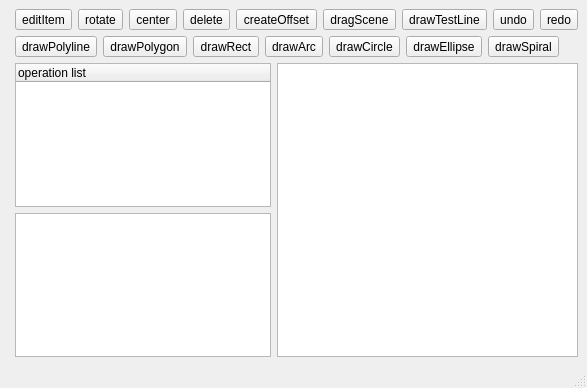
Qt form src/mainwindow.ui (joey674/LaserCAD_QT) before a commit.
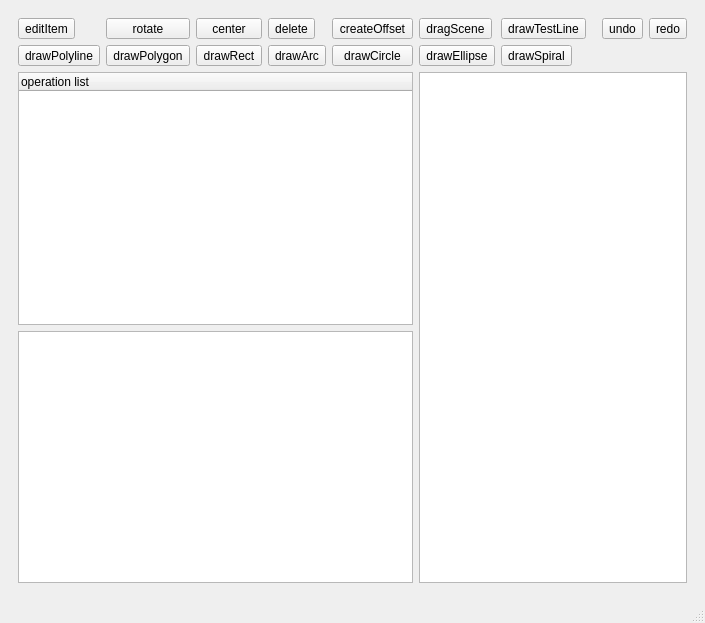
The same form after that commit. Custom widgets are drawn as their Qt base class.

What changed in the file:
```diff
--- a/src/mainwindow.ui
+++ b/src/mainwindow.ui
@@ -6,10 +6,16 @@
    <rect>
     <x>0</x>
     <y>0</y>
-    <width>556</width>
-    <height>388</height>
+    <width>705</width>
+    <height>623</height>
    </rect>
   </property>
+  <property name="sizePolicy">
+   <sizepolicy hsizetype="Expanding" vsizetype="Expanding">
+    <horstretch>0</horstretch>
+    <verstretch>0</verstretch>
+   </sizepolicy>
+  </property>
   <property name="windowTitle">
    <string>LaserCAD</string>
   </property>
@@ -20,10 +26,40 @@
    <bool>true</bool>
   </property>
   <widget class="QWidget" name="centralwidget">
-   <layout class="QFormLayout" name="formLayout">
-    <item row="0" column="1">
-     <layout class="QHBoxLayout" name="editToolLayout">
+   <property name="sizePolicy">
+    <sizepolicy hsizetype="Expanding" vsizetype="Expanding">
+     <horstretch>0</horstretch>
+     <verstretch>0</verstretch>
+    </sizepolicy>
+   </property>
+   <property name="autoFillBackground">
+    <bool>true</bool>
+   </property>
+   <layout class="QVBoxLayout" name="verticalLayout_2">
       <item>
+     <widget class="QWidget" name="gridWidget" native="true">
+      <layout class="QGridLayout" name="gridLayout_2">
+       <item row="1" column="3">
+        <widget class="QToolButton" name="drawArcButton">
+         <property name="text">
+          <string>drawArc</string>
+         </property>
+         <property name="checkable">
+          <bool>true</bool>
+         </property>
+         <property name="autoExclusive">
+          <bool>true</bool>
+         </property>
+        </widget>
+       </item>
+       <item row="0" column="8">
+        <widget class="QToolButton" name="undoButton">
+         <property name="text">
+          <string>undo</string>
+         </property>
+        </widget>
+       </item>
+       <item row="0" column="0">
        <widget class="QToolButton" name="editButton">
         <property name="toolTip">
          <string>&lt;html&gt;&lt;head/&gt;&lt;body&gt;&lt;p&gt;&lt;span style=&quot; font-weight:700;&quot;&gt;指针工具&lt;/span&gt;&lt;/p&gt;&lt;p&gt;可以选中对象进行操作；&lt;/p&gt;&lt;p&gt;当使用其他绘制工具时，双击右键可切换&lt;/p&gt;&lt;/body&gt;&lt;/html&gt;</string>
@@ -42,53 +78,23 @@
         </property>
        </widget>
       </item>
-      <item>
-       <widget class="QToolButton" name="rotateButton">
-        <property name="sizePolicy">
-         <sizepolicy hsizetype="Preferred" vsizetype="Fixed">
-          <horstretch>0</horstretch>
-          <verstretch>0</verstretch>
-         </sizepolicy>
+       <item row="1" column="1">
+        <widget class="QToolButton" name="drawPolygonButton">
+         <property name="toolTipDuration">
+          <number>0</number>
         </property>
         <property name="text">
-         <string>rotate</string>
+          <string>drawPolygon</string>
         </property>
         <property name="checkable">
-         <bool>false</bool>
-        </property>
-       </widget>
-      </item>
-      <item>
-       <widget class="QToolButton" name="centerButton">
-        <property name="sizePolicy">
-         <sizepolicy hsizetype="Preferred" vsizetype="Fixed">
-          <horstretch>0</horstretch>
-          <verstretch>0</verstretch>
-         </sizepolicy>
-        </property>
-        <property name="text">
-         <string>center</string>
-        </property>
-        <property name="checkable">
-         <bool>false</bool>
-        </property>
-       </widget>
-      </item>
-      <item>
-       <widget class="QToolButton" name="deleteButton">
-        <property name="text">
-         <string>delete</string>
-        </property>
-       </widget>
-      </item>
-      <item>
-       <widget class="QToolButton" name="createOffsetButton">
-        <property name="text">
-         <string>createOffset</string>
-        </property>
-       </widget>
-      </item>
-      <item>
+          <bool>true</bool>
+         </property>
+         <property name="autoExclusive">
+          <bool>true</bool>
+         </property>
+        </widget>
+       </item>
+       <item row="0" column="5">
        <widget class="QToolButton" name="dragSceneButton">
         <property name="text">
          <string>dragScene</string>
@@ -104,93 +110,14 @@
         </property>
        </widget>
       </item>
-      <item>
-       <widget class="QToolButton" name="drawTestLineButton">
+       <item row="0" column="4">
+        <widget class="QToolButton" name="createOffsetButton">
         <property name="text">
-         <string>drawTestLine</string>
-        </property>
-        <property name="checkable">
-         <bool>true</bool>
-        </property>
-        <property name="autoExclusive">
-         <bool>true</bool>
-        </property>
-       </widget>
-      </item>
-      <item>
-       <spacer name="horizontalSpacer_2">
-        <property name="orientation">
-         <enum>Qt::Orientation::Horizontal</enum>
-        </property>
-        <property name="sizeHint" stdset="0">
-         <size>
-          <width>40</width>
-          <height>20</height>
-         </size>
-        </property>
-       </spacer>
-      </item>
-      <item>
-       <widget class="QToolButton" name="undoButton">
-        <property name="text">
-         <string>undo</string>
-        </property>
-       </widget>
-      </item>
-      <item>
-       <widget class="QToolButton" name="redoButton">
-        <property name="text">
-         <string>redo</string>
-        </property>
-       </widget>
-      </item>
-      <item>
-       <spacer name="horizontalSpacer_3">
-        <property name="orientation">
-         <enum>Qt::Orientation::Horizontal</enum>
-        </property>
-        <property name="sizeHint" stdset="0">
-         <size>
-          <width>40</width>
-          <height>20</height>
-         </size>
-        </property>
-       </spacer>
-      </item>
-     </layout>
-    </item>
-    <item row="1" column="1">
-     <layout class="QHBoxLayout" name="drawToolLayout">
-      <item>
-       <widget class="QToolButton" name="drawPolylineButton">
-        <property name="text">
-         <string>drawPolyline</string>
-        </property>
-        <property name="checkable">
-         <bool>true</bool>
-        </property>
-        <property name="autoExclusive">
-         <bool>false</bool>
-        </property>
-       </widget>
-      </item>
-      <item>
-       <widget class="QToolButton" name="drawPolygonButton">
-        <property name="toolTipDuration">
-         <number>0</number>
-        </property>
-        <property name="text">
-         <string>drawPolygon</string>
-        </property>
-        <property name="checkable">
-         <bool>true</bool>
-        </property>
-        <property name="autoExclusive">
-         <bool>true</bool>
-        </property>
-       </widget>
-      </item>
-      <item>
+          <string>createOffset</string>
+         </property>
+        </widget>
+       </item>
+       <item row="1" column="2">
        <widget class="QToolButton" name="drawRectButton">
         <property name="toolTipDuration">
          <number>0</number>
@@ -209,21 +136,8 @@
         </property>
        </widget>
       </item>
-      <item>
-       <widget class="QToolButton" name="drawArcButton">
-        <property name="text">
-         <string>drawArc</string>
-        </property>
-        <property name="checkable">
-         <bool>true</bool>
-        </property>
-        <property name="autoExclusive">
-         <bool>true</bool>
-        </property>
-       </widget>
-      </item>
-      <item>
-       <widget class="QToolButton" name="drawCircleButton">
+       <item row="0" column="1">
+        <widget class="QToolButton" name="rotateButton">
         <property name="sizePolicy">
          <sizepolicy hsizetype="Preferred" vsizetype="Fixed">
           <horstretch>0</horstretch>
@@ -234,33 +148,30 @@
          <number>0</number>
         </property>
         <property name="text">
-         <string>drawCircle</string>
+          <string>rotate</string>
         </property>
         <property name="checkable">
-         <bool>true</bool>
-        </property>
-        <property name="autoExclusive">
-         <bool>true</bool>
-        </property>
-       </widget>
-      </item>
-      <item>
-       <widget class="QToolButton" name="drawEllipseButton">
-        <property name="toolTipDuration">
-         <number>0</number>
+          <bool>false</bool>
+         </property>
+        </widget>
+       </item>
+       <item row="0" column="2">
+        <widget class="QToolButton" name="centerButton">
+         <property name="sizePolicy">
+          <sizepolicy hsizetype="Preferred" vsizetype="Fixed">
+           <horstretch>0</horstretch>
+           <verstretch>0</verstretch>
+          </sizepolicy>
         </property>
         <property name="text">
-         <string>drawEllipse</string>
+          <string>center</string>
         </property>
         <property name="checkable">
-         <bool>true</bool>
-        </property>
-        <property name="autoExclusive">
-         <bool>true</bool>
-        </property>
-       </widget>
-      </item>
-      <item>
+          <bool>false</bool>
+         </property>
+        </widget>
+       </item>
+       <item row="1" column="6">
        <widget class="QToolButton" name="drawSpiralButton">
         <property name="toolTipDuration">
          <number>0</number>
@@ -276,14 +187,54 @@
         </property>
        </widget>
       </item>
-      <item>
-       <spacer name="horizontalSpacer">
+       <item row="0" column="9">
+        <widget class="QToolButton" name="redoButton">
+         <property name="text">
+          <string>redo</string>
+         </property>
+        </widget>
+       </item>
+       <item row="0" column="3">
+        <widget class="QToolButton" name="deleteButton">
+         <property name="text">
+          <string>delete</string>
+         </property>
+        </widget>
+       </item>
+       <item row="1" column="5">
+        <widget class="QToolButton" name="drawEllipseButton">
+         <property name="toolTipDuration">
+          <number>0</number>
+         </property>
+         <property name="text">
+          <string>drawEllipse</string>
+         </property>
+         <property name="checkable">
+          <bool>true</bool>
+         </property>
+         <property name="autoExclusive">
+          <bool>true</bool>
+         </property>
+        </widget>
+       </item>
+       <item row="0" column="6">
+        <widget class="QToolButton" name="drawTestLineButton">
+         <property name="text">
+          <string>drawTestLine</string>
+         </property>
+         <property name="checkable">
+          <bool>true</bool>
+         </property>
+         <property name="autoExclusive">
+          <bool>true</bool>
+         </property>
+        </widget>
+       </item>
+       <item row="0" column="7">
+        <spacer name="horizontalSpacer_2">
         <property name="orientation">
          <enum>Qt::Orientation::Horizontal</enum>
         </property>
-        <property name="sizeType">
-         <enum>QSizePolicy::Policy::Expanding</enum>
-        </property>
         <property name="sizeHint" stdset="0">
          <size>
           <width>40</width>
@@ -292,48 +243,42 @@
         </property>
        </spacer>
       </item>
-     </layout>
-    </item>
-    <item row="2" column="1">
-     <layout class="QHBoxLayout" name="mainLayout">
-      <item>
-       <layout class="QVBoxLayout" name="controlLayout">
-        <item>
-         <widget class="ItemTreeWidget" name="itemTreeWidget">
+       <item row="1" column="4">
+        <widget class="QToolButton" name="drawCircleButton">
           <property name="sizePolicy">
-           <sizepolicy hsizetype="Preferred" vsizetype="Preferred">
+          <sizepolicy hsizetype="Preferred" vsizetype="Fixed">
             <horstretch>0</horstretch>
             <verstretch>0</verstretch>
            </sizepolicy>
           </property>
-          <property name="dragEnabled">
-           <bool>true</bool>
-          </property>
-          <property name="dragDropMode">
-           <enum>QAbstractItemView::DragDropMode::InternalMove</enum>
-          </property>
-          <column>
+         <property name="toolTipDuration">
+          <number>0</number>
+         </property>
            <property name="text">
-            <string notr="true">operation list</string>
-           </property>
-          </column>
-         </widget>
-        </item>
-        <item>
-         <widget class="QTableWidget" name="propertyTableWidget">
-          <property name="sizePolicy">
-           <sizepolicy hsizetype="Preferred" vsizetype="Preferred">
-            <horstretch>0</horstretch>
-            <verstretch>0</verstretch>
-           </sizepolicy>
-          </property>
-         </widget>
-        </item>
-       </layout>
-      </item>
-      <item>
-       <layout class="QVBoxLayout" name="graphicsViewLayout">
-        <item>
+          <string>drawCircle</string>
+         </property>
+         <property name="checkable">
+          <bool>true</bool>
+         </property>
+         <property name="autoExclusive">
+          <bool>true</bool>
+         </property>
+        </widget>
+       </item>
+       <item row="1" column="0">
+        <widget class="QToolButton" name="drawPolylineButton">
+         <property name="text">
+          <string>drawPolyline</string>
+         </property>
+         <property name="checkable">
+          <bool>true</bool>
+         </property>
+         <property name="autoExclusive">
+          <bool>false</bool>
+         </property>
+        </widget>
+       </item>
+       <item row="2" column="5" rowspan="2" colspan="5">
          <widget class="GraphicsView" name="graphicsView">
           <property name="cursor" stdset="0">
            <cursorShape>CrossCursor</cursorShape>
@@ -355,12 +300,39 @@
           </property>
          </widget>
         </item>
-        <item>
-         <layout class="QHBoxLayout" name="layerButtonLayout"/>
-        </item>
-       </layout>
-      </item>
-     </layout>
+       <item row="2" column="0" colspan="5">
+        <widget class="ItemTreeWidget" name="itemTreeWidget">
+         <property name="sizePolicy">
+          <sizepolicy hsizetype="Preferred" vsizetype="Preferred">
+           <horstretch>0</horstretch>
+           <verstretch>0</verstretch>
+          </sizepolicy>
+         </property>
+         <property name="dragEnabled">
+          <bool>true</bool>
+         </property>
+         <property name="dragDropMode">
+          <enum>QAbstractItemView::DragDropMode::InternalMove</enum>
+         </property>
+         <column>
+          <property name="text">
+           <string notr="true">operation list</string>
+          </property>
+         </column>
+        </widget>
+       </item>
+       <item row="3" column="0" colspan="5">
+        <widget class="QTableWidget" name="propertyTableWidget">
+         <property name="sizePolicy">
+          <sizepolicy hsizetype="Preferred" vsizetype="Preferred">
+           <horstretch>0</horstretch>
+           <verstretch>0</verstretch>
+          </sizepolicy>
+         </property>
+        </widget>
+       </item>
+      </layout>
+     </widget>
     </item>
    </layout>
   </widget>
```
Left out of the diff: 3 changed lines with no effect on the pictures. Lines whose indentation alone changed are shown as unchanged.
